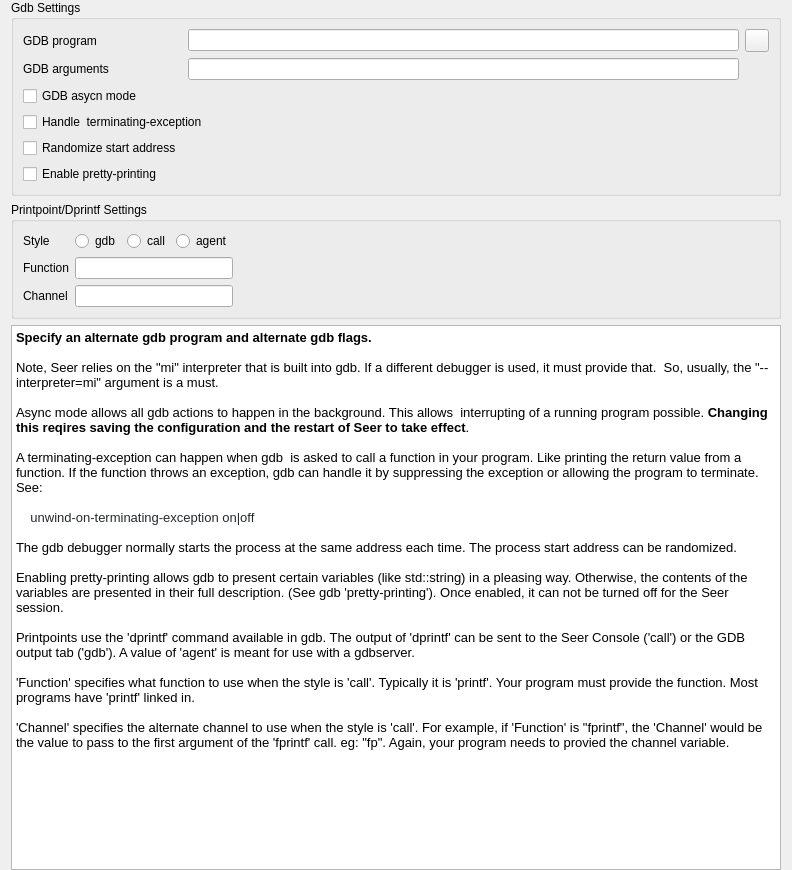
Old version of the form src/SeerGdbConfigPage.ui in the repository epasveer/seer.
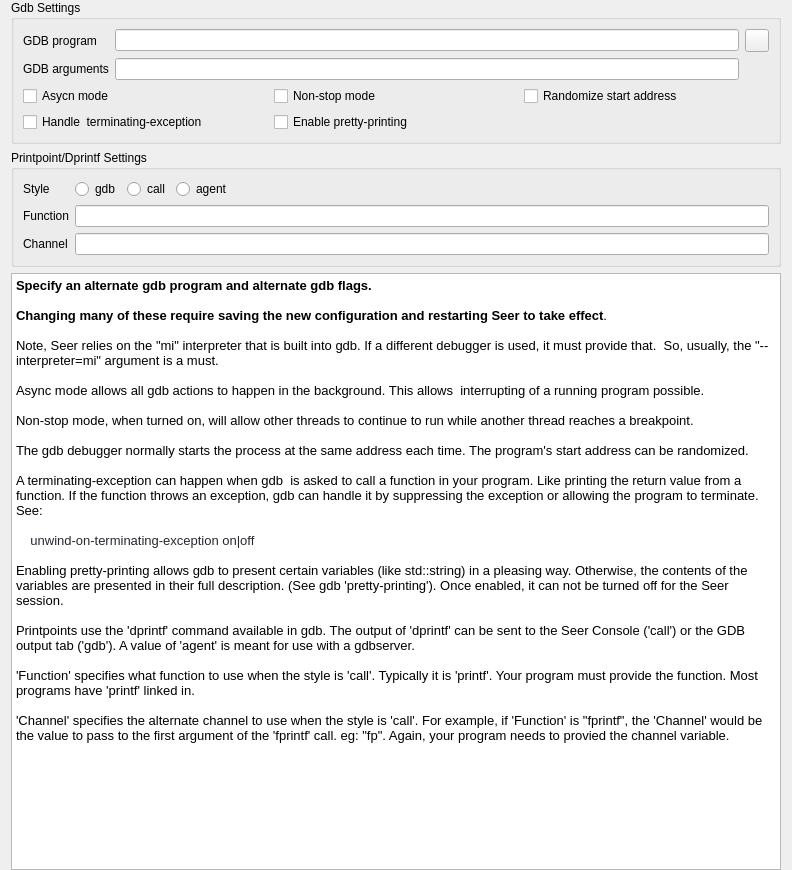
New version of the form. Icons and pictures are not drawn.

Commit message: Add gdb's "non-stop mode" when dealing with threads at breakpoints.

```diff
--- a/src/SeerGdbConfigPage.ui
+++ b/src/SeerGdbConfigPage.ui
@@ -20,97 +20,6 @@
    <property name="bottomMargin">
     <number>0</number>
    </property>
-   <item row="0" column="0">
-    <widget class="QGroupBox" name="gdbGroupBox">
-     <property name="title">
-      <string>Gdb Settings</string>
-     </property>
-     <layout class="QGridLayout" name="gridLayout_2">
-      <item row="4" column="0">
-       <widget class="QCheckBox" name="gdbRandomizeStartAddressCheckBox">
-        <property name="toolTip">
-         <string>Randomize the process start address.</string>
-        </property>
-        <property name="text">
-         <string>Randomize start address</string>
-        </property>
-       </widget>
-      </item>
-      <item row="3" column="0" colspan="2">
-       <widget class="QCheckBox" name="gdbHandleTerminateExceptionCheckBox">
-        <property name="toolTip">
-         <string>Handle terminating exceptions when calling functions.</string>
-        </property>
-        <property name="text">
-         <string>Handle  terminating-exception</string>
-        </property>
-       </widget>
-      </item>
-      <item row="1" column="1">
-       <widget class="QLineEdit" name="gdbArgumentsLineEdit">
-        <property name="toolTip">
-         <string>Arguments to pass to the gdb debugger.</string>
-        </property>
-       </widget>
-      </item>
-      <item row="1" column="0">
-       <widget class="QLabel" name="gdbArgumentsLabel">
-        <property name="text">
-         <string>GDB arguments</string>
-        </property>
-       </widget>
-      </item>
-      <item row="0" column="2">
-       <widget class="QToolButton" name="gdbProgramToolButton">
-        <property name="toolTip">
-         <string>Open a file dialog to locate the gdb debugger.</string>
-        </property>
-        <property name="text">
-         <string/>
-        </property>
-        <property name="icon">
-         <iconset resource="resource.qrc">
-          <normaloff>:/seer/resources/RelaxLightIcons/document-open.svg</normaloff>:/seer/resources/RelaxLightIcons/document-open.svg</iconset>
-        </property>
-       </widget>
-      </item>
-      <item row="0" column="0">
-       <widget class="QLabel" name="gdbProgramLabel">
-        <property name="text">
-         <string>GDB program</string>
-        </property>
-       </widget>
-      </item>
-      <item row="2" column="0">
-       <widget class="QCheckBox" name="gdbAsyncModeCheckBox">
-        <property name="toolTip">
-         <string>Turn gdb 'async' mode on or off.</string>
-        </property>
-        <property name="text">
-         <string>GDB asycn mode</string>
-        </property>
-       </widget>
-      </item>
-      <item row="0" column="1">
-       <widget class="QLineEdit" name="gdbProgramLineEdit">
-        <property name="toolTip">
-         <string>Specify the path and name of the gdb debugger.</string>
-        </property>
-       </widget>
-      </item>
-      <item row="5" column="0">
-       <widget class="QCheckBox" name="gdbEnablePrettyPrintingCheckBox">
-        <property name="toolTip">
-         <string>Show variables with gdb's 'pretty-printing' system.</string>
-        </property>
-        <property name="text">
-         <string>Enable pretty-printing</string>
-        </property>
-       </widget>
-      </item>
-     </layout>
-    </widget>
-   </item>
    <item row="1" column="0">
     <widget class="QGroupBox" name="printPointGroupBox">
      <property name="title">
@@ -190,40 +99,14 @@
         </property>
        </widget>
       </item>
-      <item row="1" column="4">
-       <spacer name="horizontalSpacer_2">
-        <property name="orientation">
-         <enum>Qt::Horizontal</enum>
-        </property>
-        <property name="sizeHint" stdset="0">
-         <size>
-          <width>626</width>
-          <height>20</height>
-         </size>
-        </property>
-       </spacer>
-      </item>
-      <item row="2" column="4">
-       <spacer name="horizontalSpacer_3">
-        <property name="orientation">
-         <enum>Qt::Horizontal</enum>
-        </property>
-        <property name="sizeHint" stdset="0">
-         <size>
-          <width>626</width>
-          <height>20</height>
-         </size>
-        </property>
-       </spacer>
-      </item>
-      <item row="1" column="1" colspan="3">
+      <item row="1" column="1" colspan="4">
        <widget class="QLineEdit" name="functionLineEdit">
         <property name="toolTip">
          <string>The name of a function in your program to use.</string>
         </property>
        </widget>
       </item>
-      <item row="2" column="1" colspan="3">
+      <item row="2" column="1" colspan="4">
        <widget class="QLineEdit" name="channelLineEdit">
         <property name="toolTip">
          <string>The channel value, if required by the function.</string>
@@ -243,18 +126,22 @@
 &lt;html&gt;&lt;head&gt;&lt;meta name=&quot;qrichtext&quot; content=&quot;1&quot; /&gt;&lt;style type=&quot;text/css&quot;&gt;
 p, li { white-space: pre-wrap; }
 &lt;/style&gt;&lt;/head&gt;&lt;body style=&quot; font-family:'Noto Sans'; font-size:10pt; font-weight:400; font-style:normal;&quot;&gt;
-&lt;p style=&quot; margin-top:0px; margin-bottom:0px; margin-left:0px; margin-right:0px; -qt-block-indent:0; text-indent:0px;&quot;&gt;&lt;span style=&quot; font-weight:600;&quot;&gt;Specify an alternate gdb program and alternate gdb flags.&lt;/span&gt;&lt;/p&gt;
+&lt;p style=&quot; margin-top:0px; margin-bottom:0px; margin-left:0px; margin-right:0px; -qt-block-indent:0; text-indent:0px;&quot;&gt;&lt;span style=&quot; font-weight:600;&quot;&gt;Specify an alternate gdb program and alternate gdb flags. &lt;/span&gt;&lt;/p&gt;
+&lt;p style=&quot;-qt-paragraph-type:empty; margin-top:0px; margin-bottom:0px; margin-left:0px; margin-right:0px; -qt-block-indent:0; text-indent:0px; font-weight:600;&quot;&gt;&lt;br /&gt;&lt;/p&gt;
+&lt;p style=&quot; margin-top:0px; margin-bottom:0px; margin-left:0px; margin-right:0px; -qt-block-indent:0; text-indent:0px;&quot;&gt;&lt;span style=&quot; font-weight:600;&quot;&gt;Changing many of these require saving the new configuration and restarting Seer to take effect&lt;/span&gt;.&lt;/p&gt;
 &lt;p style=&quot;-qt-paragraph-type:empty; margin-top:0px; margin-bottom:0px; margin-left:0px; margin-right:0px; -qt-block-indent:0; text-indent:0px;&quot;&gt;&lt;br /&gt;&lt;/p&gt;
 &lt;p style=&quot; margin-top:0px; margin-bottom:0px; margin-left:0px; margin-right:0px; -qt-block-indent:0; text-indent:0px;&quot;&gt;Note, Seer relies on the &amp;quot;mi&amp;quot; interpreter that is built into gdb. If a different debugger is used, it must provide that.  So, usually, the &amp;quot;--interpreter=mi&amp;quot; argument is a must.&lt;/p&gt;
 &lt;p style=&quot;-qt-paragraph-type:empty; margin-top:0px; margin-bottom:0px; margin-left:0px; margin-right:0px; -qt-block-indent:0; text-indent:0px;&quot;&gt;&lt;br /&gt;&lt;/p&gt;
-&lt;p style=&quot; margin-top:0px; margin-bottom:0px; margin-left:0px; margin-right:0px; -qt-block-indent:0; text-indent:0px;&quot;&gt;Async mode allows all gdb actions to happen in the background. This allows  interrupting of a running program possible. &lt;span style=&quot; font-weight:600;&quot;&gt;Changing this reqires saving the configuration and the restart of Seer to take effect&lt;/span&gt;.&lt;/p&gt;
+&lt;p style=&quot; margin-top:0px; margin-bottom:0px; margin-left:0px; margin-right:0px; -qt-block-indent:0; text-indent:0px;&quot;&gt;Async mode allows all gdb actions to happen in the background. This allows  interrupting of a running program possible. &lt;/p&gt;
+&lt;p style=&quot;-qt-paragraph-type:empty; margin-top:0px; margin-bottom:0px; margin-left:0px; margin-right:0px; -qt-block-indent:0; text-indent:0px;&quot;&gt;&lt;br /&gt;&lt;/p&gt;
+&lt;p style=&quot; margin-top:0px; margin-bottom:0px; margin-left:0px; margin-right:0px; -qt-block-indent:0; text-indent:0px;&quot;&gt;Non-stop mode, when turned on, will allow other threads to continue to run while another thread reaches a breakpoint.&lt;/p&gt;
+&lt;p style=&quot;-qt-paragraph-type:empty; margin-top:0px; margin-bottom:0px; margin-left:0px; margin-right:0px; -qt-block-indent:0; text-indent:0px;&quot;&gt;&lt;br /&gt;&lt;/p&gt;
+&lt;p style=&quot; margin-top:0px; margin-bottom:0px; margin-left:0px; margin-right:0px; -qt-block-indent:0; text-indent:0px;&quot;&gt;The gdb debugger normally starts the process at the same address each time. The program's start address can be randomized.&lt;/p&gt;
 &lt;p style=&quot;-qt-paragraph-type:empty; margin-top:0px; margin-bottom:0px; margin-left:0px; margin-right:0px; -qt-block-indent:0; text-indent:0px;&quot;&gt;&lt;br /&gt;&lt;/p&gt;
 &lt;p style=&quot; margin-top:0px; margin-bottom:0px; margin-left:0px; margin-right:0px; -qt-block-indent:0; text-indent:0px;&quot;&gt;A terminating-exception can happen when gdb  is asked to call a function in your program. Like printing the return value from a function. If the function throws an exception, gdb can handle it by suppressing the exception or allowing the program to terminate. See:&lt;/p&gt;
 &lt;p style=&quot;-qt-paragraph-type:empty; margin-top:0px; margin-bottom:0px; margin-left:0px; margin-right:0px; -qt-block-indent:0; text-indent:0px;&quot;&gt;&lt;br /&gt;&lt;/p&gt;
 &lt;p style=&quot; margin-top:0px; margin-bottom:0px; margin-left:0px; margin-right:0px; -qt-block-indent:0; text-indent:0px;&quot;&gt;&lt;span style=&quot; font-family:'ui-monospace,SFMono-Regular,SF Mono,Menlo,Consolas,Liberation Mono,monospace'; color:#24292f; background-color:transparent;&quot;&gt;    unwind-on-terminating-exception on|off&lt;/span&gt;&lt;/p&gt;
 &lt;p style=&quot;-qt-paragraph-type:empty; margin-top:0px; margin-bottom:0px; margin-left:0px; margin-right:0px; -qt-block-indent:0; text-indent:0px;&quot;&gt;&lt;br /&gt;&lt;/p&gt;
-&lt;p style=&quot; margin-top:0px; margin-bottom:0px; margin-left:0px; margin-right:0px; -qt-block-indent:0; text-indent:0px;&quot;&gt;The gdb debugger normally starts the process at the same address each time. The process start address can be randomized.&lt;/p&gt;
-&lt;p style=&quot;-qt-paragraph-type:empty; margin-top:0px; margin-bottom:0px; margin-left:0px; margin-right:0px; -qt-block-indent:0; text-indent:0px;&quot;&gt;&lt;br /&gt;&lt;/p&gt;
 &lt;p style=&quot; margin-top:0px; margin-bottom:0px; margin-left:0px; margin-right:0px; -qt-block-indent:0; text-indent:0px;&quot;&gt;Enabling pretty-printing allows gdb to present certain variables (like std::string) in a pleasing way. Otherwise, the contents of the variables are presented in their full description. (See gdb 'pretty-printing'). Once enabled, it can not be turned off for the Seer session.&lt;/p&gt;
 &lt;p style=&quot;-qt-paragraph-type:empty; margin-top:0px; margin-bottom:0px; margin-left:0px; margin-right:0px; -qt-block-indent:0; text-indent:0px;&quot;&gt;&lt;br /&gt;&lt;/p&gt;
 &lt;p style=&quot; margin-top:0px; margin-bottom:0px; margin-left:0px; margin-right:0px; -qt-block-indent:0; text-indent:0px;&quot;&gt;Printpoints use the 'dprintf' command available in gdb. The output of 'dprintf' can be sent to the Seer Console ('call') or the GDB output tab ('gdb'). A value of 'agent' is meant for use with a gdbserver.&lt;/p&gt;
@@ -266,6 +153,108 @@
      </property>
     </widget>
    </item>
+   <item row="0" column="0">
+    <widget class="QGroupBox" name="gdbGroupBox">
+     <property name="title">
+      <string>Gdb Settings</string>
+     </property>
+     <layout class="QGridLayout" name="gridLayout_4">
+      <item row="0" column="0">
+       <widget class="QLabel" name="gdbProgramLabel">
+        <property name="text">
+         <string>GDB program</string>
+        </property>
+       </widget>
+      </item>
+      <item row="0" column="1">
+       <widget class="QLineEdit" name="gdbProgramLineEdit">
+        <property name="toolTip">
+         <string>Specify the path and name of the gdb debugger.</string>
+        </property>
+       </widget>
+      </item>
+      <item row="0" column="2">
+       <widget class="QToolButton" name="gdbProgramToolButton">
+        <property name="toolTip">
+         <string>Open a file dialog to locate the gdb debugger.</string>
+        </property>
+        <property name="text">
+         <string/>
+        </property>
+        <property name="icon">
+         <iconset resource="resource.qrc">
+          <normaloff>:/seer/resources/RelaxLightIcons/document-open.svg</normaloff>:/seer/resources/RelaxLightIcons/document-open.svg</iconset>
+        </property>
+       </widget>
+      </item>
+      <item row="1" column="0">
+       <widget class="QLabel" name="gdbArgumentsLabel">
+        <property name="text">
+         <string>GDB arguments</string>
+        </property>
+       </widget>
+      </item>
+      <item row="1" column="1">
+       <widget class="QLineEdit" name="gdbArgumentsLineEdit">
+        <property name="toolTip">
+         <string>Arguments to pass to the gdb debugger.</string>
+        </property>
+       </widget>
+      </item>
+      <item row="2" column="0" colspan="3">
+       <layout class="QGridLayout" name="gridLayout_2">
+        <item row="0" column="0">
+         <widget class="QCheckBox" name="gdbAsyncModeCheckBox">
+          <property name="toolTip">
+           <string>Turn gdb 'async' mode on or off.</string>
+          </property>
+          <property name="text">
+           <string>Asycn mode</string>
+          </property>
+         </widget>
+        </item>
+        <item row="0" column="1">
+         <widget class="QCheckBox" name="gdbNonStopModeCheckBox">
+          <property name="text">
+           <string>Non-stop mode</string>
+          </property>
+         </widget>
+        </item>
+        <item row="0" column="2">
+         <widget class="QCheckBox" name="gdbRandomizeStartAddressCheckBox">
+          <property name="toolTip">
+           <string>Randomize the process start address.</string>
+          </property>
+          <property name="text">
+           <string>Randomize start address</string>
+          </property>
+         </widget>
+        </item>
+        <item row="1" column="0">
+         <widget class="QCheckBox" name="gdbHandleTerminateExceptionCheckBox">
+          <property name="toolTip">
+           <string>Handle terminating exceptions when calling functions.</string>
+          </property>
+          <property name="text">
+           <string>Handle  terminating-exception</string>
+          </property>
+         </widget>
+        </item>
+        <item row="1" column="1">
+         <widget class="QCheckBox" name="gdbEnablePrettyPrintingCheckBox">
+          <property name="toolTip">
+           <string>Show variables with gdb's 'pretty-printing' system.</string>
+          </property>
+          <property name="text">
+           <string>Enable pretty-printing</string>
+          </property>
+         </widget>
+        </item>
+       </layout>
+      </item>
+     </layout>
+    </widget>
+   </item>
   </layout>
   <zorder>gdbGroupBox</zorder>
   <zorder>textBrowser</zorder>
```
The commit also changes 16 other files.
